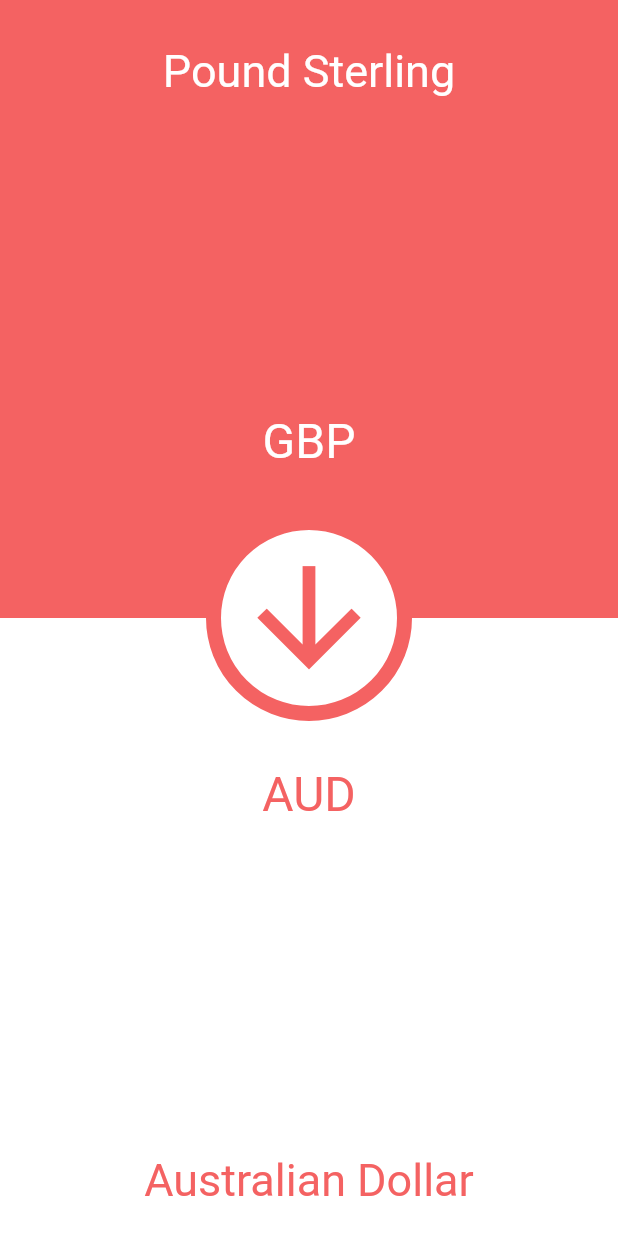
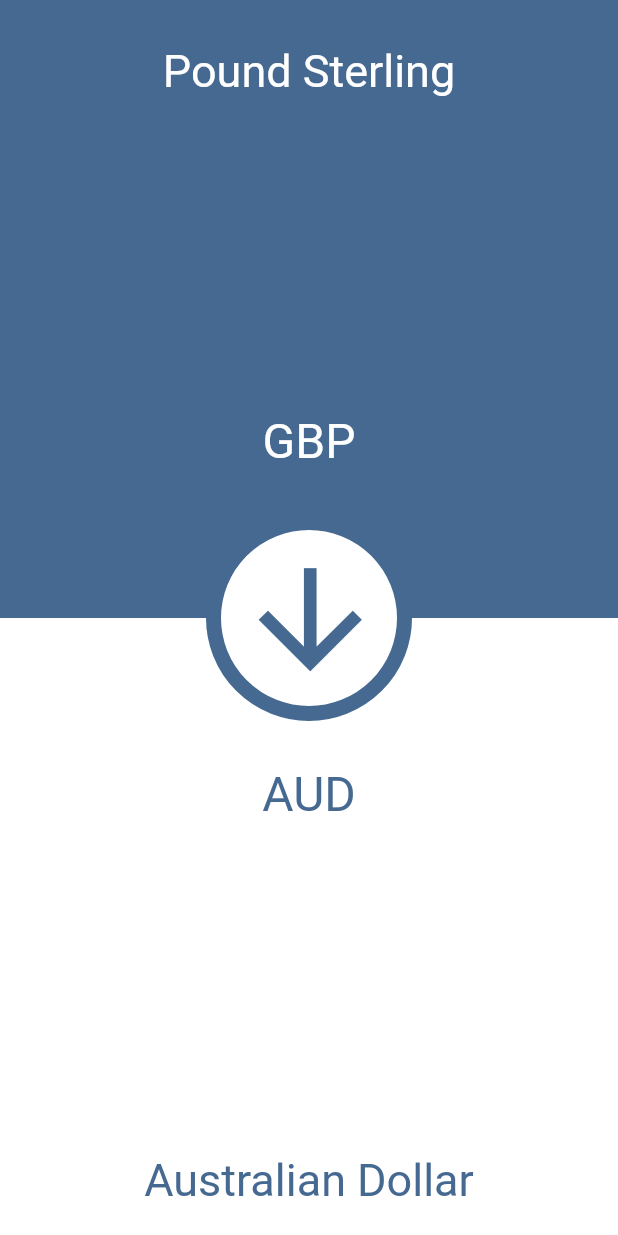
Before and after one commit to shnupta/xchange, a Flutter app: the screen it shows after launch, on a phone screen of 412 x 824 dp. Run offline on Flutter 3.47's test engine with Material 2 defaults, Android fonts, the phone set to English and light mode, and no system bars; network calls fail.

Commit message:
Add new colours and tap to hide keyboard

```diff
--- a/lib/pages/main/main_page.dart
+++ b/lib/pages/main/main_page.dart
@@ -1,5 +1,7 @@
 import 'package:flutter/material.dart';
 import 'package:flutter/rendering.dart';
+
+import 'dart:math' as math;
 
 import 'package:xchange/exchange_rates/exchange_rates.dart';
 
@@ -16,8 +18,16 @@ class _MainPageState extends State<MainPage> {
 
   bool _isTopToBottom = true;
 
-  Color red = Color(0xFFF46262);
-  Color white = Color(0xFFFFFFFF);
+  static List<Color> colors = [
+    Color(0xFF456990),
+    Color(0xFFCEB992),
+    Color(0xFF797A9E),
+    Color(0xFFF48B8B),
+    Color(0xFF92BDA3)
+  ];
+
+  Color primary = colors[math.Random().nextInt(5)]; // The accent type color
+  Color secondary = Color(0xFFFFFFFF); // Probably white
 
   TextEditingController _topController = TextEditingController();
   TextEditingController _bottomController = TextEditingController();
@@ -27,9 +37,7 @@ class _MainPageState extends State<MainPage> {
     _api.getExchangeRate('GBP', 'AUD').then((double val) => setState(() {
           _topToBottomRate = val;
           _topController.text = "1";
-          _bottomController.text =
-              (1 * _topToBottomRate)
-                  .toStringAsFixed(2);
+          _bottomController.text = (1 * _topToBottomRate).toStringAsFixed(2);
         }));
 
     super.initState();
@@ -38,7 +46,12 @@ class _MainPageState extends State<MainPage> {
   @override
   Widget build(BuildContext context) {
     return Scaffold(
-      body: SingleChildScrollView(child: _buildMainPage(context)),
+      body: GestureDetector(
+        child: SingleChildScrollView(
+          child: _buildMainPage(context),
+        ),
+        onTap: () => FocusScope.of(context).requestFocus(new FocusNode()),
+      ),
     );
   }
 
@@ -59,14 +72,17 @@ class _MainPageState extends State<MainPage> {
         Container(
           decoration: BoxDecoration(
               shape: BoxShape.circle,
-              color: Colors.white,
-              border: Border.all(color: red, width: 10)),
+              color: secondary,
+              border: Border.all(color: primary, width: 10)),
           width: MediaQuery.of(context).size.width / 3,
           height: MediaQuery.of(context).size.width / 3,
-          child: Icon(
-              _isTopToBottom ? Icons.arrow_downward : Icons.arrow_upward,
-              size: MediaQuery.of(context).size.width / 4,
-              color: red),
+          child: IconButton(
+            onPressed: () => _switchDirection(),
+            icon: Icon(
+                _isTopToBottom ? Icons.arrow_downward : Icons.arrow_upward,
+                size: MediaQuery.of(context).size.width / 4,
+                color: primary),
+          ),
         ),
       ],
     );
@@ -74,7 +90,7 @@ class _MainPageState extends State<MainPage> {
 
   Widget _buildTopHalf(BuildContext context) {
     return Container(
-      decoration: BoxDecoration(color: red),
+      decoration: BoxDecoration(color: primary),
       child: Column(
         verticalDirection: VerticalDirection.up,
         mainAxisAlignment: MainAxisAlignment.spaceBetween,
@@ -86,7 +102,7 @@ class _MainPageState extends State<MainPage> {
               'GBP',
               style: TextStyle(
                 fontSize: 32,
-                color: white,
+                color: secondary,
               ),
             ),
           ),
@@ -94,16 +110,17 @@ class _MainPageState extends State<MainPage> {
             margin: EdgeInsets.only(top: 20),
             alignment: Alignment.center,
             child: TextField(
-              cursorColor: red,
+              cursorColor: primary,
               keyboardType: TextInputType.number,
               enableInteractiveSelection: false,
               textAlign: TextAlign.center,
               decoration: InputDecoration.collapsed(hintText: ""),
               controller: _topController,
+              onTap: () => _clearControllers(),
               onChanged: (String val) => _onTopTextChanged(val),
               style: TextStyle(
                 fontSize: 100,
-                color: white,
+                color: secondary,
               ),
             ),
           ),
@@ -113,7 +130,7 @@ class _MainPageState extends State<MainPage> {
             child: Text(
               'Pound Sterling',
               style: TextStyle(
-                color: white,
+                color: secondary,
                 fontSize: 30,
               ),
             ),
@@ -126,7 +143,7 @@ class _MainPageState extends State<MainPage> {
   Widget _buildBottomHalf(BuildContext context) {
     return Container(
       decoration: BoxDecoration(
-        color: white,
+        color: secondary,
       ),
       child: Column(
         mainAxisAlignment: MainAxisAlignment.spaceBetween,
@@ -138,7 +155,7 @@ class _MainPageState extends State<MainPage> {
               'AUD',
               style: TextStyle(
                 fontSize: 32,
-                color: red,
+                color: primary,
               ),
             ),
           ),
@@ -147,15 +164,16 @@ class _MainPageState extends State<MainPage> {
             alignment: Alignment.center,
             child: TextField(
               keyboardType: TextInputType.number,
-              cursorColor: white,
+              cursorColor: secondary,
               enableInteractiveSelection: false,
               textAlign: TextAlign.center,
               decoration: InputDecoration.collapsed(hintText: ""),
               controller: _bottomController,
+              onTap: () => _clearControllers(),
               onChanged: (String val) => _onBottomTextChanged(val),
               style: TextStyle(
                 fontSize: 100,
-                color: red,
+                color: primary,
               ),
             ),
           ),
@@ -165,7 +183,7 @@ class _MainPageState extends State<MainPage> {
             child: Text(
               'Australian Dollar',
               style: TextStyle(
-                color: red,
+                color: primary,
                 fontSize: 30,
               ),
             ),
@@ -177,18 +195,44 @@ class _MainPageState extends State<MainPage> {
 
   void _onTopTextChanged(String val) {
     setState(() {
-      _bottomController.text = (double.parse(val) *
-              _topToBottomRate)
-          .toStringAsFixed(2);
-      _isTopToBottom = true;
+      if (val.isEmpty) {
+        _bottomController.text = "";
+      } else {
+        _bottomController.text =
+            (double.parse(val) * _topToBottomRate).toStringAsFixed(2);
+        _isTopToBottom = true;
+      }
     });
   }
 
   void _onBottomTextChanged(String val) {
     setState(() {
-      _topController.text = (double.parse(val) *
-              (1 / _topToBottomRate)).toStringAsFixed(2);
-      _isTopToBottom = false;
+      if (val.isEmpty) {
+        _topController.text = "";
+      } else {
+        _topController.text =
+            (double.parse(val) * (1 / _topToBottomRate)).toStringAsFixed(2);
+        _isTopToBottom = false;
+      }
+    });
+  }
+
+  void _clearControllers() {
+    _topController.clear();
+    _bottomController.clear();
+  }
+
+  void _switchDirection() {
+    setState(() {
+      String topTemp = _topController.text;
+      _topController.text = _bottomController.text;
+      _bottomController.text = topTemp;
+      _isTopToBottom = !_isTopToBottom;
+      if (_isTopToBottom) {
+        _onTopTextChanged(_topController.text);
+      } else {
+        _onBottomTextChanged(_bottomController.text);
+      }
     });
   }
 }
```
Also changed, not shown: lib/main.dart (+5 -2 lines), pubspec.lock, 1 other file.
